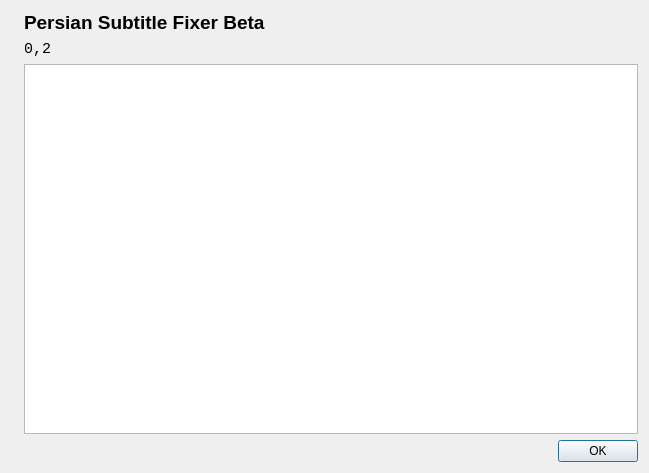
Qt form about.ui (journalehsan/PersianSubtitleFixer) before a commit.
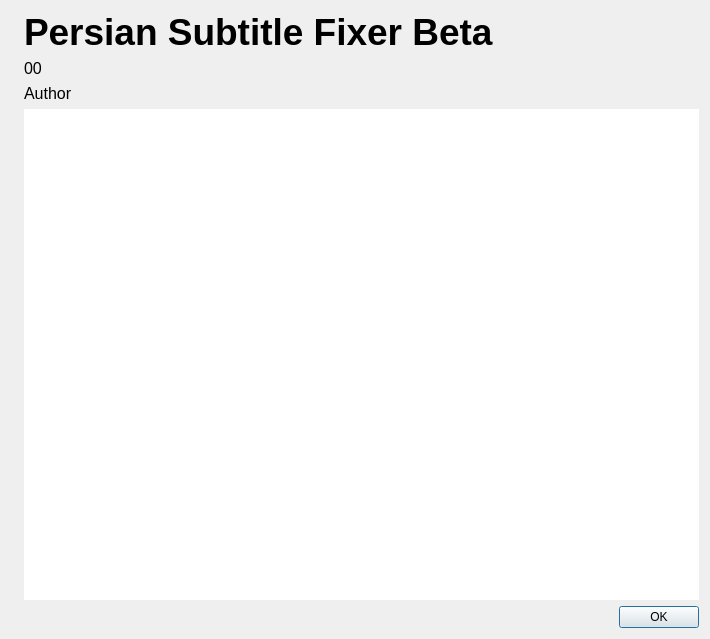
The same form after that commit. Icons and pictures are not drawn.

Patch:
```diff
--- a/about.ui
+++ b/about.ui
@@ -6,8 +6,8 @@
    <rect>
     <x>0</x>
     <y>0</y>
-    <width>649</width>
-    <height>473</height>
+    <width>710</width>
+    <height>639</height>
    </rect>
   </property>
   <property name="windowTitle">
@@ -40,7 +40,7 @@
       <widget class="QLabel" name="appname">
        <property name="font">
         <font>
-         <pointsize>14</pointsize>
+         <pointsize>28</pointsize>
          <weight>75</weight>
          <bold>true</bold>
         </font>
@@ -54,12 +54,23 @@
       <widget class="QLabel" name="appversion">
        <property name="font">
         <font>
-         <family>Monospace</family>
-         <pointsize>11</pointsize>
+         <pointsize>12</pointsize>
         </font>
        </property>
        <property name="text">
-        <string>0,2</string>
+        <string>00</string>
+       </property>
+      </widget>
+     </item>
+     <item>
+      <widget class="QLabel" name="lblAuthorName">
+       <property name="font">
+        <font>
+         <pointsize>12</pointsize>
+        </font>
+       </property>
+       <property name="text">
+        <string>Author</string>
        </property>
       </widget>
      </item>
@@ -68,9 +79,12 @@
        <property name="font">
         <font>
          <family>Monospace</family>
-         <pointsize>10</pointsize>
+         <pointsize>11</pointsize>
         </font>
        </property>
+       <property name="frameShape">
+        <enum>QFrame::NoFrame</enum>
+       </property>
       </widget>
      </item>
      <item>
```
Left out of the diff: 18 changed lines with no effect on the pictures.
